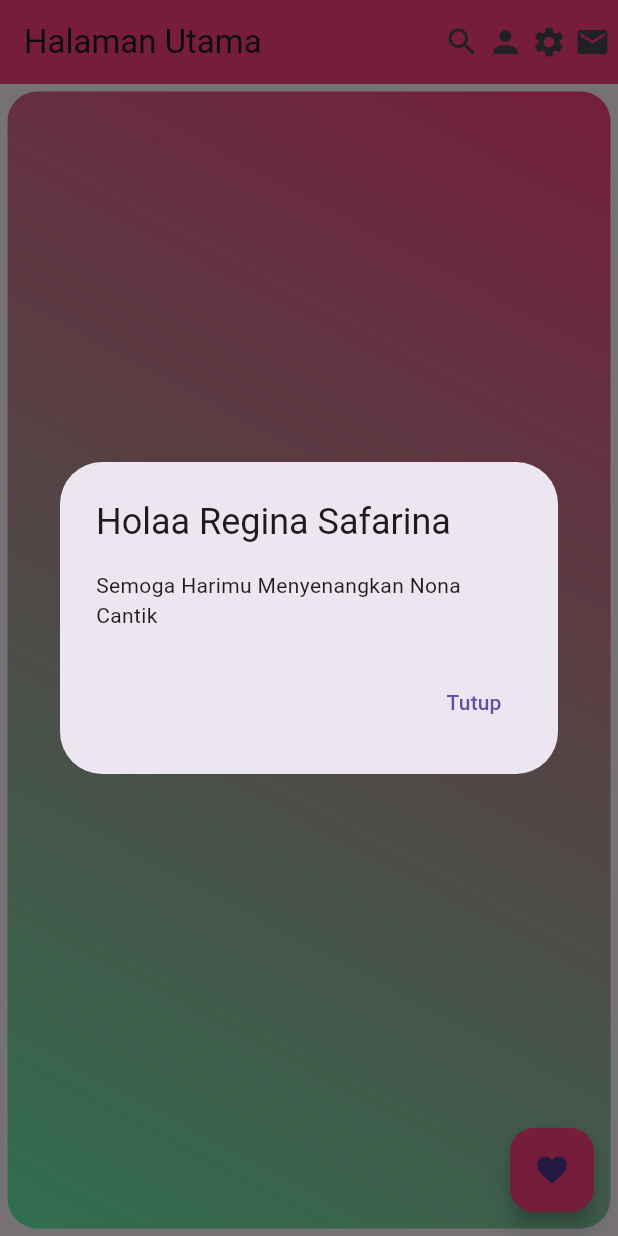
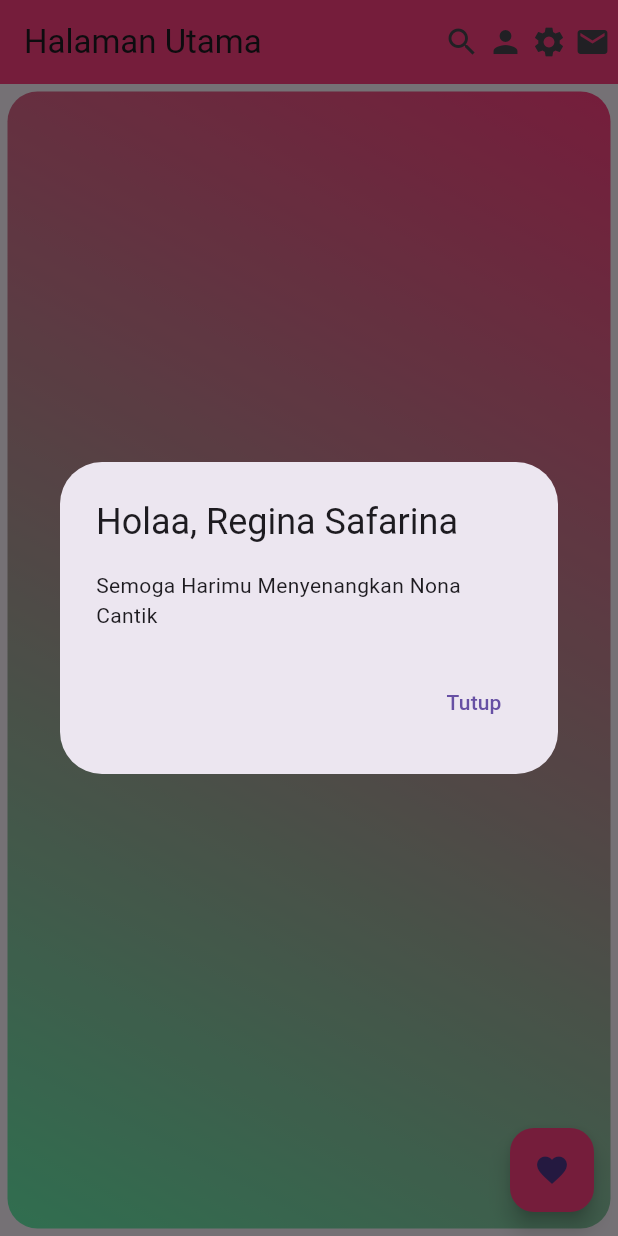
Before and after one commit to ginaa07/Latihan_container_week_5_1123150124, a Flutter app: the screen it shows after launch, after a tap on the "favorite" icon, on a phone screen of 412 x 824 dp. Run offline on Flutter 3.47's test engine with Material 3 defaults, Android fonts, the light colour scheme and no system bars.

```diff
--- a/lib/main.dart
+++ b/lib/main.dart
@@ -84,7 +84,7 @@ class Halaman extends StatelessWidget {
             context: context,
             builder: (BuildContext context) {
               return AlertDialog(
-                title: Text("Holaa Regina Safarina"),
+                title: Text("Holaa, Regina Safarina"),
                 content: Text("Semoga Harimu Menyenangkan Nona Cantik"),
                 actions: [
                   TextButton(
```
